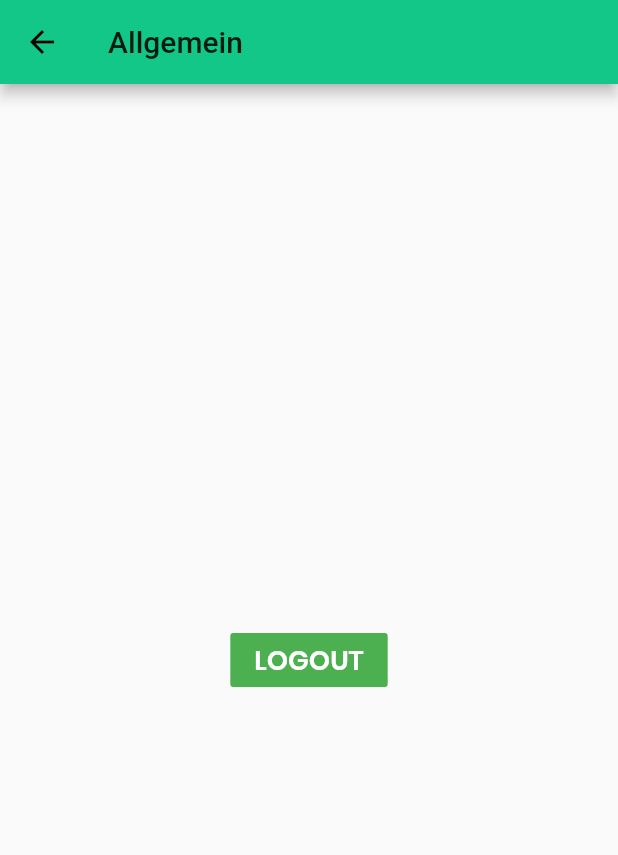
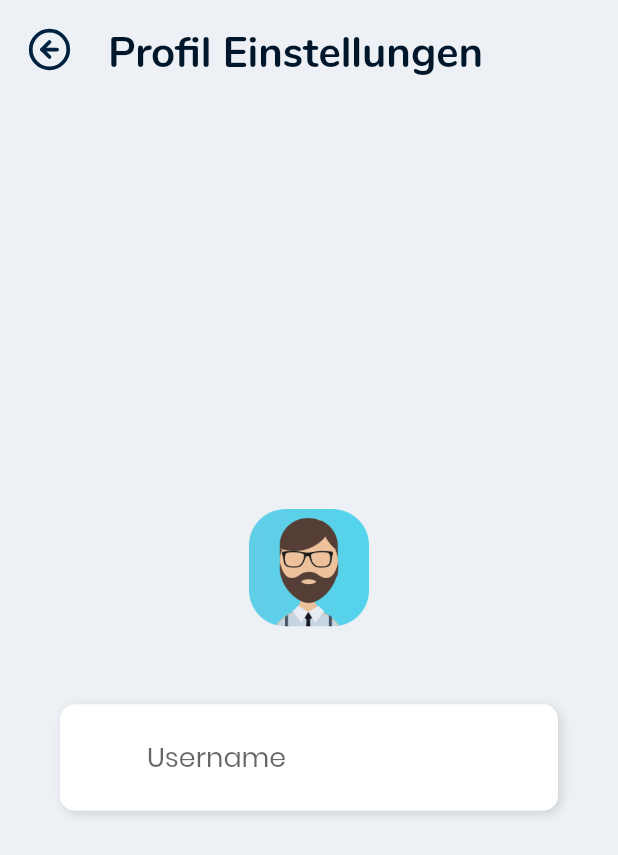
Before and after one commit to OpenClimatic/climatic-client, a Flutter app: the Allgemein screen opened directly, on a phone screen of 412 x 824 dp. Shown: the top 855 px of the screen. Run offline on Flutter 3.47's test engine with Material 2 defaults, Android fonts, the phone set to English and light mode, and no system bars; our stand-ins replace custom_radio_grouped_button, feather_icons_flutter, flutter_secure_storage, percent_indicator; missing offline and left inert: dynamic_custom_theme, flutter_circular_chart; accounts and stored records are empty.

Commit message:
added Profil Einstellungen screen and custom text field

```diff
--- a/client/lib/pages/settings/Allgemein.dart
+++ b/client/lib/pages/settings/Allgemein.dart
@@ -1,5 +1,8 @@
 import 'package:flutter/material.dart';
 import '../../services/storage.dart';
+import 'package:feather_icons_flutter/feather_icons_flutter.dart';
+import 'package:client/themes/theme.dart';
+import 'package:client/widgets/TextField/TextField.dart';
 
 class Allgemein extends StatefulWidget {
   Allgemein({Key key}) : super(key: key);
@@ -9,19 +12,64 @@ class Allgemein extends StatefulWidget {
 }
 
 class _AllgemeinState extends State<Allgemein> {
+  onChanged(e) {
+    print(e);
+  }
+
   @override
   Widget build(BuildContext context) {
     return Scaffold(
-        appBar: AppBar(title: Text("Allgemein")),
+        backgroundColor: snapshot.data.colorScheme.background,
+        appBar: AppBar(
+          leading: Padding(
+            padding: const EdgeInsets.fromLTRB(10, 10, 0, 0),
+            child: IconButton(
+              icon: Icon(
+                FeatherIcons.arrowLeftCircle,
+                size: 32,
+                color: snapshot.data.colorScheme.onSurface,
+              ),
+              onPressed: () {
+                Navigator.pop(context);
+              },
+            ),
+          ),
+          title: Padding(
+            padding: const EdgeInsets.fromLTRB(0, 15, 0.0, 0),
+            child: Text(
+              "Profil Einstellungen",
+              style: snapshot.data.textTheme.headline2,
+            ),
+          ),
+          backgroundColor: snapshot.data.colorScheme.background,
+          elevation: 0,
+        ),
         body: Center(
-          child: FlatButton(
-            color: Colors.green,
-            onPressed: () async {
-              await storage.delete(key: FINISHED_INTRO);
-              Navigator.pushNamed(context, "/");
-            },
-            child: Text("LOGOUT"),
-          ),
-        ));
+            child: Column(
+                mainAxisAlignment: MainAxisAlignment.center,
+                children: <Widget>[
+              Padding(
+                padding: const EdgeInsets.all(40.0),
+                child: Container(
+                  child: Column(
+                    children: <Widget>[
+                      Container(
+                          height: 80,
+                          width: 80,
+                          child: Image.asset('assets/images/profile.png')),
+                      SizedBox(
+                        height: 50,
+                      ),
+                      TextFieldIcon(
+                        label: "Username",
+                        onChanged: (e) {
+                          onChanged(e);
+                        },
+                      )
+                    ],
+                  ),
+                ),
+              ),
+            ])));
   }
 }
--- a/client/lib/pages/settings/Support.dart
+++ b/client/lib/pages/settings/Support.dart
@@ -56,6 +56,7 @@ class _SupportState extends State<Support> {
                 },
                 child: Text(
                   "Öffne Webseite",
+                  style: snapshot.data.textTheme.headline4,
                 ),
               )
             ])));
--- a/client/lib/pages/settings/UeberUns.dart
+++ b/client/lib/pages/settings/UeberUns.dart
@@ -105,7 +105,8 @@ class _AboutState extends State<About> {
                       child: Icon(icon, color: cc.blue)),
                   Container(
                     width: 200,
-                    child: Text(route, style: TextStyle(fontSize: 16)),
+                    child:
+                        Text(route, style: snapshot.data.textTheme.bodyText1),
                   ),
                   Container(
                     child: Icon(FeatherIcons.chevronRight),
--- /dev/null
+++ b/client/lib/widgets/TextField/TextField.dart
@@ -0,0 +1,37 @@
+import 'package:flutter/material.dart';
+import 'package:client/themes/theme.dart';
+
+class TextFieldIcon extends StatelessWidget {
+  final String label;
+  final String value;
+  final Function onChanged;
+
+  TextFieldIcon({Key key, this.label, this.value, @required this.onChanged})
+      : super(key: key);
+  TextEditingController _textFieldController = TextEditingController();
+
+  @override
+  Widget build(BuildContext context) {
+    return Container(
+      padding: EdgeInsets.all(10),
+      decoration: BoxDecoration(
+          color: snapshot.data.colorScheme.surface,
+          boxShadow: [boxshadow],
+          borderRadius: BorderRadius.circular(10)),
+      child: TextField(
+        controller: _textFieldController,
+        onChanged: (e) {
+          onChanged(e);
+        },
+        maxLines: 1,
+        decoration: InputDecoration(
+            border: InputBorder.none,
+            filled: true,
+            hintText: label,
+            //add icon outside input field
+            prefixIcon: Icon(Icons.person),
+            fillColor: snapshot.data.colorScheme.surface),
+      ),
+    );
+  }
+}
```
